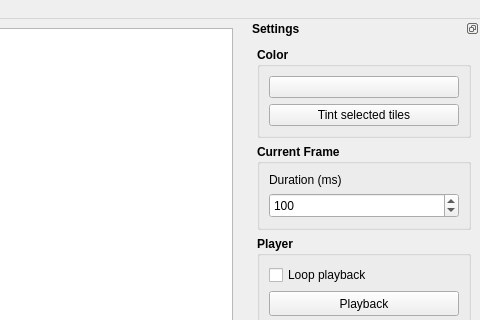
Old version of the form mainwindow.ui in the repository FilePhil/blinkgui; both pictures show x 473 to 953 and y 0 to 320 of the 953 by 670 pixel window.
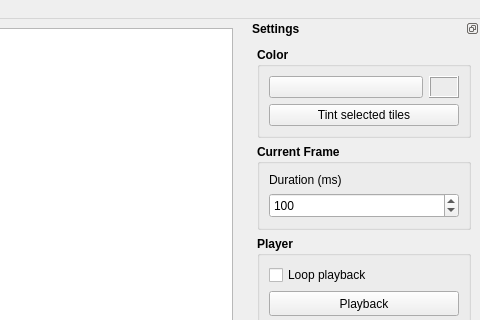
New version of the form. Icons and pictures are not drawn. Custom widgets are drawn as their Qt base class.

```diff
--- a/mainwindow.ui
+++ b/mainwindow.ui
@@ -410,6 +410,8 @@
           <item>
            <layout class="QVBoxLayout" name="verticalLayout_2">
             <item>
+             <layout class="QHBoxLayout" name="horizontalLayout">
+              <item>
              <widget class="QPushButton" name="colorButton">
               <property name="sizePolicy">
                <sizepolicy hsizetype="Expanding" vsizetype="Fixed">
@@ -443,6 +445,24 @@
                <bool>false</bool>
               </property>
              </widget>
+              </item>
+              <item>
+               <widget class="QFrame" name="colorWidget">
+                <property name="minimumSize">
+                 <size>
+                  <width>30</width>
+                  <height>0</height>
+                 </size>
+                </property>
+                <property name="frameShape">
+                 <enum>QFrame::Box</enum>
+                </property>
+                <property name="frameShadow">
+                 <enum>QFrame::Raised</enum>
+                </property>
+               </widget>
+              </item>
+             </layout>
             </item>
             <item>
              <widget class="QPushButton" name="tintButton">
```
Lines whose indentation alone changed are shown as unchanged.
